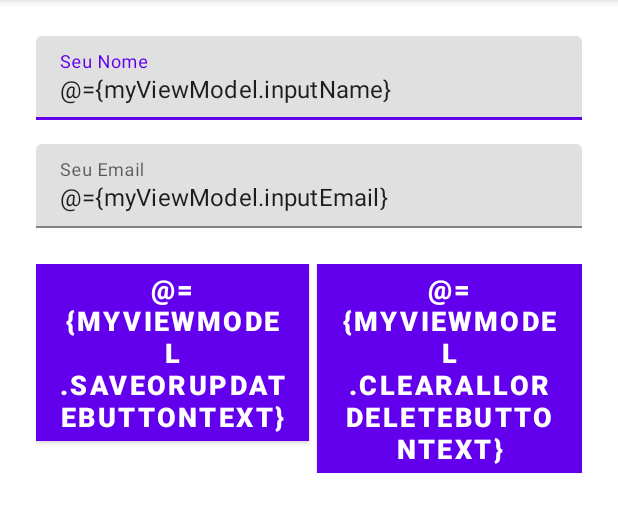
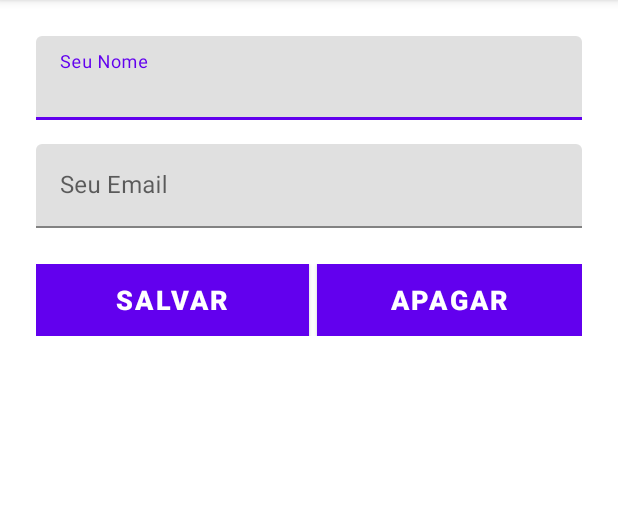
Before and after one commit to marcelo-souza-1999/Room-CRUD, an Android app: the screen it shows after launch (MainActivity), on a phone screen of 412 x 824 dp, the part 84-616 px from its top. Run offline under Robolectric (Android 15) with nearby library versions, the phone set to English and light mode, and no system bars; our stand-ins replace Room's generated code, data binding.

Commit message:
ViewModel configured

```diff
--- a/app/src/main/java/com/marcelo/crudroom/database/dao/SubscriberDAO.kt
+++ b/app/src/main/java/com/marcelo/crudroom/database/dao/SubscriberDAO.kt
@@ -7,7 +7,7 @@ import com.marcelo.crudroom.database.entity.Subscriber
 @Dao
 interface SubscriberDAO {
 
-    @Insert
+    @Insert(onConflict = OnConflictStrategy.REPLACE)
     suspend fun insertSubscriber(subscriber: Subscriber) : Long
 
     @Update
--- a/app/src/main/java/com/marcelo/crudroom/ui/activity/MainActivity.kt
+++ b/app/src/main/java/com/marcelo/crudroom/ui/activity/MainActivity.kt
@@ -1,12 +1,36 @@
 package com.marcelo.crudroom.ui.activity
 
+import android.os.Bundle
+import android.util.Log
 import androidx.appcompat.app.AppCompatActivity
-import android.os.Bundle
+import androidx.databinding.DataBindingUtil
+import androidx.lifecycle.ViewModelProvider
 import com.marcelo.crudroom.R
+import com.marcelo.crudroom.database.app.SubscriberDatabase
+import com.marcelo.crudroom.database.dao.SubscriberDAO
+import com.marcelo.crudroom.databinding.ActivityMainBinding
+import com.marcelo.crudroom.repository.SubscriberRepository
+import com.marcelo.crudroom.ui.viewmodel.SubscriberViewModel
 
 class MainActivity : AppCompatActivity() {
+    private lateinit var binding: ActivityMainBinding
+    private lateinit var subscribeViewModel: SubscriberViewModel
+
     override fun onCreate(savedInstanceState: Bundle?) {
         super.onCreate(savedInstanceState)
-        setContentView(R.layout.activity_main)
+        binding = DataBindingUtil.setContentView(this, R.layout.activity_main)
+        val dao : SubscriberDAO = SubscriberDatabase.getInstance(application).subscriberDAO
+        val repository = SubscriberRepository(dao)
+        val factory = SubscriberViewModel.ViewModelFactory(repository)
+        subscribeViewModel = ViewModelProvider(this, factory).get(SubscriberViewModel::class.java)
+        binding.myViewModel = subscribeViewModel
+        binding.lifecycleOwner = this
+        displaySubscribersList()
+    }
+
+    private fun displaySubscribersList(){
+        subscribeViewModel.subscribers.observe(this, { subscribers ->
+            Log.d("testeBinding", subscribers.toString())
+        })
     }
 }
--- /dev/null
+++ b/app/src/main/java/com/marcelo/crudroom/ui/viewmodel/SubscriberViewModel.kt
@@ -0,0 +1,86 @@
+package com.marcelo.crudroom.ui.viewmodel
+
+import androidx.databinding.Bindable
+import androidx.databinding.Observable
+import androidx.lifecycle.MutableLiveData
+import androidx.lifecycle.ViewModel
+import androidx.lifecycle.ViewModelProvider
+import androidx.lifecycle.viewModelScope
+import com.marcelo.crudroom.database.entity.Subscriber
+import com.marcelo.crudroom.repository.SubscriberRepository
+import kotlinx.coroutines.launch
+
+class SubscriberViewModel(private val repository: SubscriberRepository) : ViewModel(), Observable {
+
+    val subscribers = repository.subscribers
+
+    @Bindable
+    val inputName = MutableLiveData<String>()
+
+    @Bindable
+    val inputEmail = MutableLiveData<String>()
+
+    @Bindable
+    val saveUpdateButtonText = MutableLiveData<String>()
+
+    @Bindable
+    val clearDeleteButtonText = MutableLiveData<String>()
+
+    init {
+        saveUpdateButtonText.value = "Salvar"
+        clearDeleteButtonText.value = "Apagar"
+    }
+
+    fun saveUpdate() {
+        val name: String = inputName.value!!
+        val email: String = inputEmail.value!!
+        insert(Subscriber(0,name, email))
+
+        inputName.value = null
+        inputEmail.value = null
+    }
+
+    fun clearDelete() {
+        clearAll()
+    }
+
+    private fun insert(subscriber: Subscriber){
+        viewModelScope.launch {
+            repository.insert(subscriber)
+        }
+    }
+
+    fun update(subscriber: Subscriber) {
+        viewModelScope.launch {
+            repository.update(subscriber)
+        }
+    }
+
+    fun delete(subscriber: Subscriber) {
+        viewModelScope.launch {
+            repository.delete(subscriber)
+        }
+    }
+
+    private fun clearAll() {
+        viewModelScope.launch {
+            repository.deleteAll()
+        }
+    }
+
+    class ViewModelFactory(val repository: SubscriberRepository) : ViewModelProvider.Factory {
+        override fun <T : ViewModel?> create(modelClass: Class<T>): T {
+            if (modelClass.isAssignableFrom(SubscriberViewModel::class.java))
+                return SubscriberViewModel(repository) as T
+            throw IllegalArgumentException("Classe ViewModel desconhecida")
+        }
+    }
+
+    override fun addOnPropertyChangedCallback(callback: Observable.OnPropertyChangedCallback?) {
+
+    }
+
+    override fun removeOnPropertyChangedCallback(callback: Observable.OnPropertyChangedCallback?) {
+
+    }
+}
--- a/app/src/main/res/layout/activity_main.xml
+++ b/app/src/main/res/layout/activity_main.xml
@@ -1,7 +1,16 @@
 <?xml version="1.0" encoding="utf-8"?>
-<androidx.constraintlayout.widget.ConstraintLayout xmlns:android="http://schemas.android.com/apk/res/android"
+
+<layout xmlns:android="http://schemas.android.com/apk/res/android"
     xmlns:app="http://schemas.android.com/apk/res-auto"
-    xmlns:tools="http://schemas.android.com/tools"
+    xmlns:tools="http://schemas.android.com/tools">
+
+    <data>
+        <variable
+            name="myViewModel"
+            type="com.marcelo.crudroom.ui.viewmodel.SubscriberViewModel" />
+    </data>
+
+    <androidx.constraintlayout.widget.ConstraintLayout
         android:layout_width="match_parent"
         android:layout_height="match_parent"
         android:padding="@dimen/screen_default_padding"
@@ -68,8 +77,8 @@
                 android:layout_width="match_parent"
                 android:layout_height="wrap_content"
                 android:layout_weight="1"
-            android:onClick="@{()->myViewModel.saveOrUpdate()}"
-            android:text="@={myViewModel.saveOrUpdateButtonText}"
+                android:onClick="@{()->myViewModel.saveUpdate()}"
+                android:text="@={myViewModel.saveUpdateButtonText}"
                 android:textSize="@dimen/text_size" />
 
             <androidx.appcompat.widget.AppCompatButton
@@ -78,8 +87,8 @@
                 android:layout_height="wrap_content"
                 android:layout_marginStart="@dimen/forms_default_margin_start_5"
                 android:layout_weight="1"
-            android:onClick="@{()->myViewModel.clearAllOrDelete()}"
-            android:text="@={myViewModel.clearAllOrDeleteButtonText}"
+                android:onClick="@{()->myViewModel.clearDelete()}"
+                android:text="@={myViewModel.clearDeleteButtonText}"
                 android:textSize="@dimen/text_size" />
         </LinearLayout>
 
@@ -99,3 +108,4 @@
 
 
     </androidx.constraintlayout.widget.ConstraintLayout>
+</layout>
```
Lines whose indentation alone changed are shown as unchanged.
